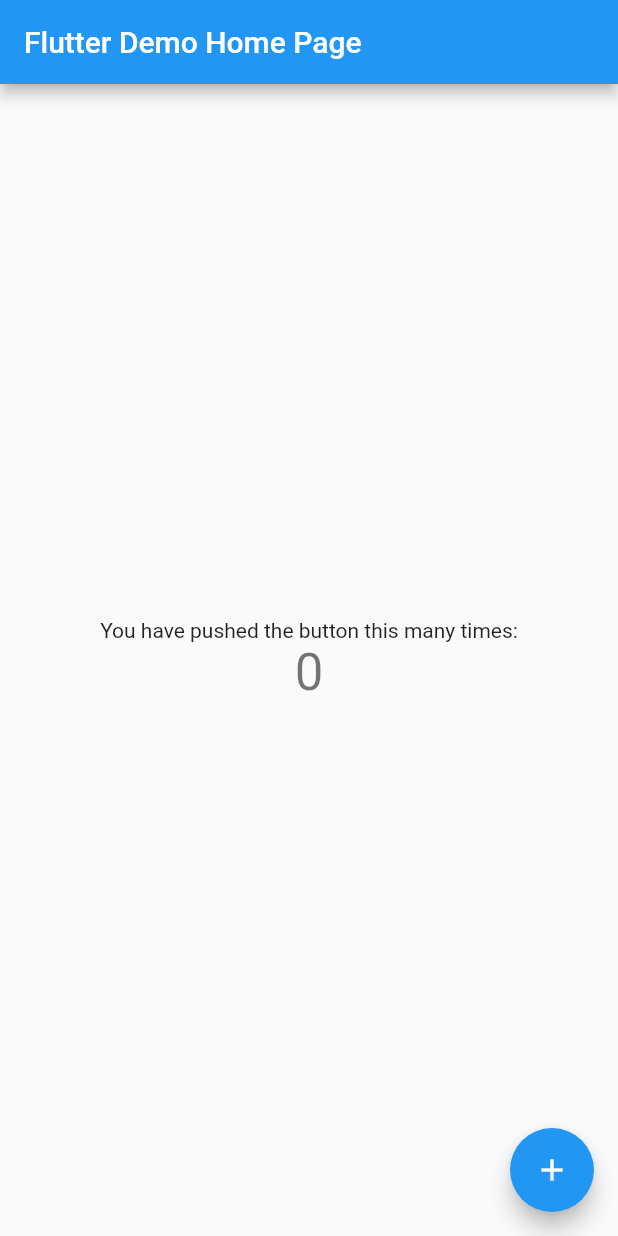
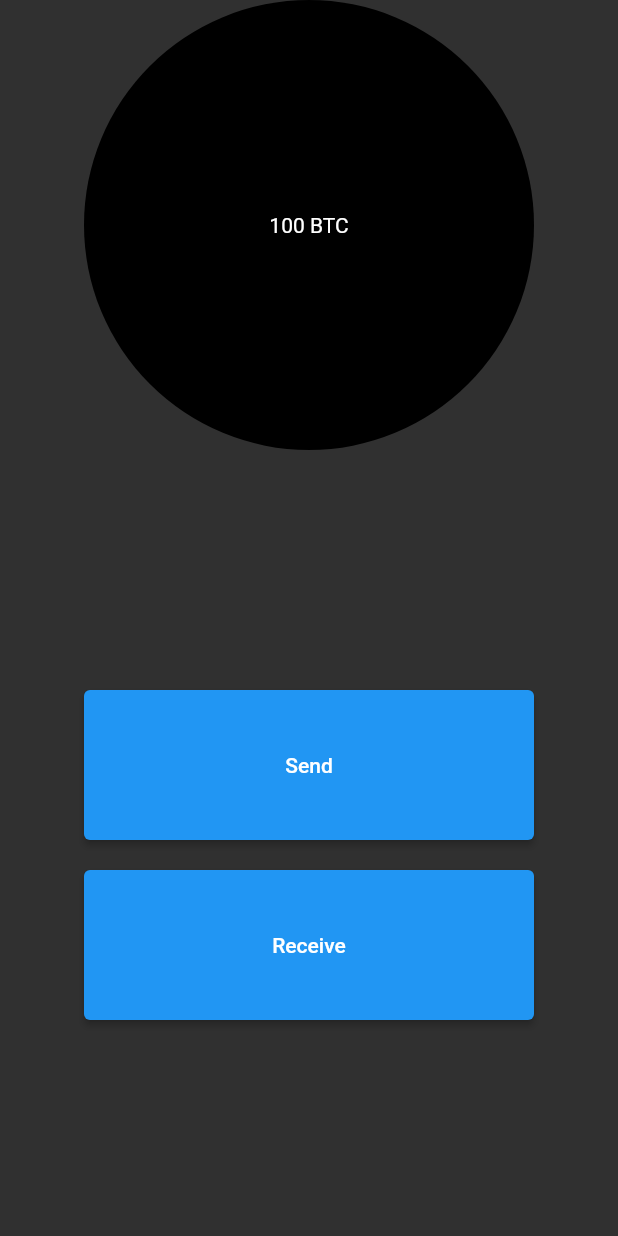
Before and after one commit to hayato0311/bitcoin-testnet-api-wallet, a Flutter app: the screen it shows after launch, on a phone screen of 412 x 824 dp. Run offline on Flutter 3.47's test engine with Material 2 defaults, Android fonts, the phone set to English and light mode, and no system bars.

Commit message:
add base screens

```diff
--- a/lib/main.dart
+++ b/lib/main.dart
@@ -1,4 +1,10 @@
 import 'package:flutter/material.dart';
+
+import './screens/home_screen.dart';
+import 'screens/send_input_screen.dart';
+import './screens/send_confirmation_screen.dart';
+import './screens/send_result_screen.dart';
+import './screens/receive_screen.dart';
 
 void main() {
   runApp(const MyApp());
@@ -22,94 +28,18 @@
         // or simply save your changes to "hot reload" in a Flutter IDE).
         // Notice that the counter didn't reset back to zero; the application
         // is not restarted.
+
+        brightness: Brightness.dark,
         primarySwatch: Colors.blue,
       ),
-      home: const MyHomePage(title: 'Flutter Demo Home Page'),
+      home: const HomeScreen(),
+      routes: {
+        SendInputScreen.routeName: (ctx) => const SendInputScreen(),
+        SendConfirmationScreen.routeName: (ctx) =>
+            const SendConfirmationScreen(),
+        SendResultScreen.routeName: (ctx) => const SendResultScreen(),
+        ReceiveScreen.routeName: (ctx) => const ReceiveScreen(),
+      },
     );
   }
 }
-
-class MyHomePage extends StatefulWidget {
-  const MyHomePage({super.key, required this.title});
-
-  // This widget is the home page of your application. It is stateful, meaning
-  // that it has a State object (defined below) that contains fields that affect
-  // how it looks.
-
-  // This class is the configuration for the state. It holds the values (in this
-  // case the title) provided by the parent (in this case the App widget) and
-  // used by the build method of the State. Fields in a Widget subclass are
-  // always marked "final".
-
-  final String title;
-
-  @override
-  State<MyHomePage> createState() => _MyHomePageState();
-}
-
-class _MyHomePageState extends State<MyHomePage> {
-  int _counter = 0;
-
-  void _incrementCounter() {
-    setState(() {
-      // This call to setState tells the Flutter framework that something has
-      // changed in this State, which causes it to rerun the build method below
-      // so that the display can reflect the updated values. If we changed
-      // _counter without calling setState(), then the build method would not be
-      // called again, and so nothing would appear to happen.
-      _counter++;
-    });
-  }
-
-  @override
-  Widget build(BuildContext context) {
-    // This method is rerun every time setState is called, for instance as done
-    // by the _incrementCounter method above.
-    //
-    // The Flutter framework has been optimized to make rerunning build methods
-    // fast, so that you can just rebuild anything that needs updating rather
-    // than having to individually change instances of widgets.
-    return Scaffold(
-      appBar: AppBar(
-        // Here we take the value from the MyHomePage object that was created by
-        // the App.build method, and use it to set our appbar title.
-        title: Text(widget.title),
-      ),
-      body: Center(
-        // Center is a layout widget. It takes a single child and positions it
-        // in the middle of the parent.
-        child: Column(
-          // Column is also a layout widget. It takes a list of children and
-          // arranges them vertically. By default, it sizes itself to fit its
-          // children horizontally, and tries to be as tall as its parent.
-          //
-          // Invoke "debug painting" (press "p" in the console, choose the
-          // "Toggle Debug Paint" action from the Flutter Inspector in Android
-          // Studio, or the "Toggle Debug Paint" command in Visual Studio Code)
-          // to see the wireframe for each widget.
-          //
-          // Column has various properties to control how it sizes itself and
-          // how it positions its children. Here we use mainAxisAlignment to
-          // center the children vertically; the main axis here is the vertical
-          // axis because Columns are vertical (the cross axis would be
-          // horizontal).
-          mainAxisAlignment: MainAxisAlignment.center,
-          children: <Widget>[
-            const Text(
-              'You have pushed the button this many times:',
-            ),
-            Text(
-              '$_counter',
-              style: Theme.of(context).textTheme.headline4,
-            ),
-          ],
-        ),
-      ),
-      floatingActionButton: FloatingActionButton(
-        onPressed: _incrementCounter,
-        tooltip: 'Increment',
-        child: const Icon(Icons.add),
-      ), // This trailing comma makes auto-formatting nicer for build methods.
-    );
-  }
-}
--- /dev/null
+++ b/lib/screens/home_screen.dart
@@ -0,0 +1,69 @@
+import 'package:flutter/material.dart';
+
+import 'send_input_screen.dart';
+import './receive_screen.dart';
+
+class HomeScreen extends StatelessWidget {
+  const HomeScreen({super.key});
+
+  @override
+  Widget build(BuildContext context) {
+    return Scaffold(
+      // backgroundColor: Colors.grey,
+      body: SafeArea(
+        child: Center(
+          child: Column(
+            mainAxisAlignment: MainAxisAlignment.start,
+            children: <Widget>[
+              Container(
+                width: 300,
+                height: 300,
+                margin: const EdgeInsets.only(bottom: 150),
+                decoration: const BoxDecoration(
+                  color: Colors.black,
+                  shape: BoxShape.circle,
+                ),
+                child: Column(
+                  mainAxisAlignment: MainAxisAlignment.center,
+                  children: const <Widget>[
+                    Text("100 BTC"),
+                  ],
+                ),
+              ),
+              Container(
+                margin: const EdgeInsets.only(top: 10, bottom: 10),
+                child: SizedBox(
+                  width: 300,
+                  height: 100,
+                  child: ElevatedButton(
+                    child: const Text('Send'),
+                    onPressed: () {
+                      Navigator.of(context).pushNamed(
+                        SendInputScreen.routeName,
+                      );
+                    },
+                  ),
+                ),
+              ),
+              Container(
+                margin: const EdgeInsets.only(top: 10, bottom: 10),
+                child: SizedBox(
+                  width: 300,
+                  height: 100,
+                  child: ElevatedButton(
+                    child: const Text('Receive'),
+                    onPressed: () {
+                      Navigator.of(context).pushNamed(
+                        ReceiveScreen.routeName,
+                      );
+                    },
+                  ),
+                ),
+              ),
+            ],
+          ),
+        ),
+      ),
+    );
+  }
+}
```
Also changed, not shown: lib/screens/receive_screen.dart (added, +77 -0 lines), lib/screens/send_confirmation_screen.dart (added, +118 -0 lines), lib/screens/send_input_screen.dart (added, +116 -0 lines), lib/screens/send_result_screen.dart (added, +111 -0 lines).
